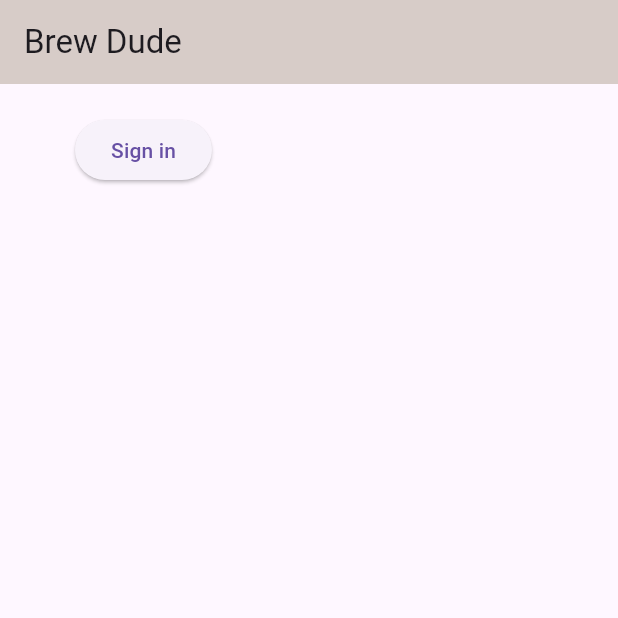
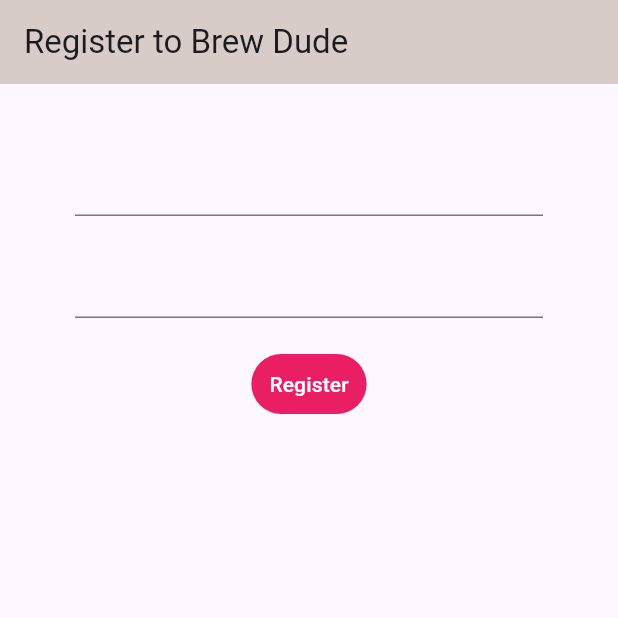
Before and after one commit to mkmeden/brew-dude, a Flutter app: the screen it shows after launch, on a phone screen of 412 x 824 dp, the top half of it. Run offline on Flutter 3.47's test engine with Material 3 defaults, Android fonts, the phone set to English and light mode, and no system bars; our stand-ins replace firebase_auth, firebase_core; accounts and stored records are empty.

Commit message:
login and signup pages added

```diff
--- a/lib/main.dart
+++ b/lib/main.dart
@@ -10,7 +10,7 @@ void main() async {
   WidgetsFlutterBinding.ensureInitialized();
   await Firebase.initializeApp(
       options:FirebaseOptions(
-        apiKey:'key',
+        apiKey:'AIzaSyCw5APvD70AjFRGN92eXaoVW4tkgzMQyd8',
         appId:'id',
         messagingSenderId:'sendid',
         projectId:'brew-dude',
--- a/lib/screens/authenticate/authenticate.dart
+++ b/lib/screens/authenticate/authenticate.dart
@@ -1,5 +1,6 @@
 import 'package:brew_dude/screens/authenticate/signin.dart';
 import 'package:flutter/material.dart';
+import 'package:brew_dude/screens/authenticate/register.dart';
 
 class Authenticate extends StatefulWidget {
   const Authenticate({super.key});
@@ -12,7 +13,7 @@ class _AuthenticateState extends State<Authenticate> {
   @override
   Widget build(BuildContext context) {
     return Container(
-      child: SignIn(),
+      child: Register(),
     );
   }
 }
--- /dev/null
+++ b/lib/screens/authenticate/register.dart
@@ -0,0 +1,72 @@
+import 'package:flutter/cupertino.dart';
+import 'package:flutter/material.dart';
+import 'package:brew_dude/screens/services/auth.dart';
+import '../../models/Cuser.dart';
+
+class Register extends StatefulWidget {
+  const Register({super.key});
+
+  @override
+  State<Register> createState() => _RegisterState();
+}
+
+class _RegisterState extends State<Register> {
+
+  final AuthService _auth  = AuthService();
+  String email = '', password = '';
+
+  @override
+  Widget build(BuildContext context) {
+    return Scaffold(
+      appBar: AppBar(
+        title: Text('Register to Brew Dude'),
+        backgroundColor: Colors.brown[100],
+        elevation: 0.0,
+      ),
+
+      body: Padding(
+          padding: EdgeInsets.symmetric(vertical: 20, horizontal: 50),
+          child: Form(
+            child: Column(
+              children: <Widget>[
+                SizedBox(height: 20,),
+                TextFormField(
+                  onChanged: (val){
+                    setState(() {
+                      email = val;
+                    });
+                  },
+                ),
+
+                SizedBox(height: 20,),
+                TextFormField(
+                  obscureText: true,
+                  onChanged: (val) {
+                    password = val ;
+                  },
+                ),
+                SizedBox(height: 20,),
+
+                TextButton(
+                  onPressed: (){
+
+                    print(email);
+                    print(password);
+                  },
+
+                  style: TextButton.styleFrom(
+                      backgroundColor: Colors.pink
+                  ),
+                  child: Text('Register',
+                    style: TextStyle(
+                        color: Colors.white
+                    ),
+                  ),
+                )
+              ],
+            ),
+          )
+      ),
+    );
+  }
+}
```
Also changed, not shown: lib/screens/authenticate/signin.dart (+41 -16 lines).
